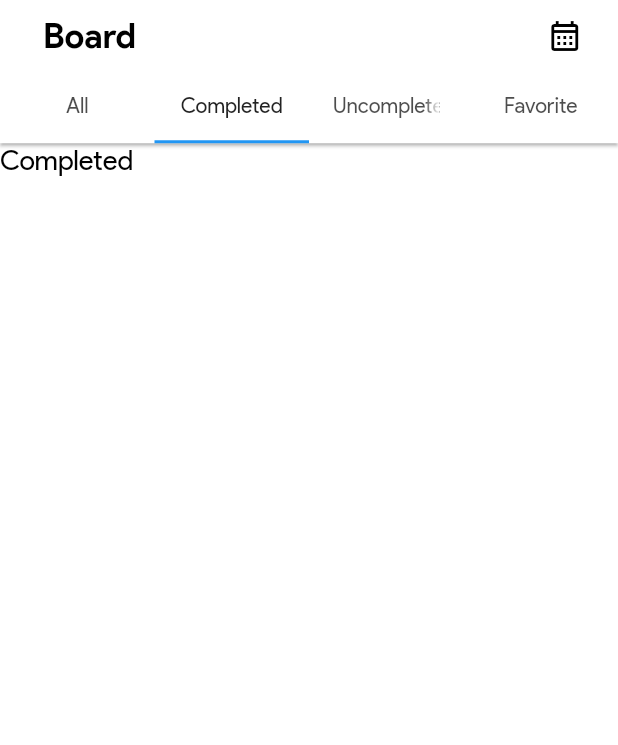
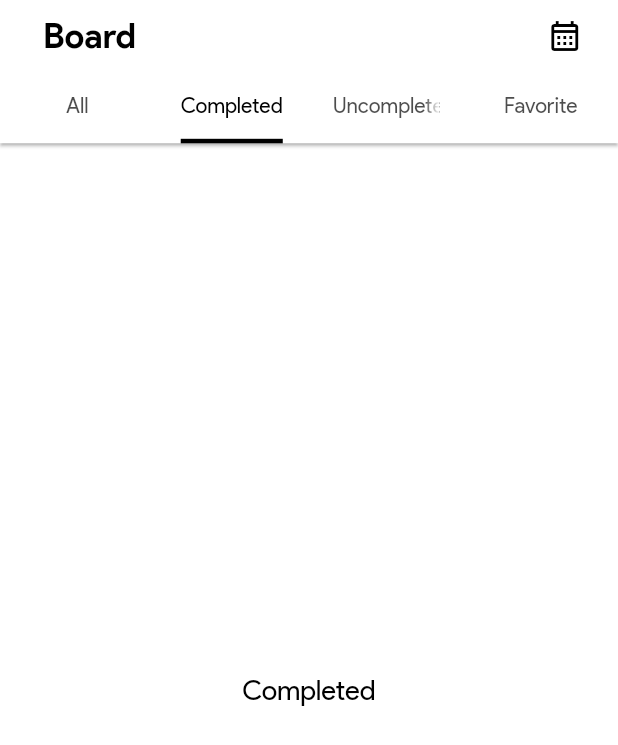
Before and after one commit to umrhsn/ToDoApp, a Flutter app: the screen it shows after launch, tab 2 chosen, on a phone screen of 412 x 824 dp. Shown: the top 745 px of the screen. Run offline on Flutter 3.47's test engine with Material 2 defaults, Android fonts, the light colour scheme and no system bars; our stand-ins replace equatable, flutter_bloc, flutter_screenutil.

Commit message:
added TabBar with custom theme

```diff
--- a/lib/src/config/themes/app_theme.dart
+++ b/lib/src/config/themes/app_theme.dart
@@ -1,6 +1,7 @@
 import 'package:flutter/material.dart';
 import 'package:flutter_screenutil/flutter_screenutil.dart';
 import 'package:to_do_app/src/config/themes/widgets/app_bar_theme.dart';
+import 'package:to_do_app/src/config/themes/widgets/tab_bar_theme.dart';
 import 'package:to_do_app/src/core/utils/app_colors.dart';
 import 'package:to_do_app/src/core/utils/app_strings.dart';
 
@@ -9,7 +10,9 @@ class AppThemes {
     return ThemeData(
       brightness: isLight ? Brightness.light : Brightness.dark,
       appBarTheme: AppBarThemes.appBarTheme(isLight: isLight),
+      tabBarTheme: TabBarThemes.tabBarTheme(isLight: isLight),
       primaryColor: AppColors.primary,
+      primarySwatch: AppColors.primarySwatch,
       scaffoldBackgroundColor: isLight ? Colors.white : Colors.black,
       fontFamily: AppStrings.fontFamily,
       textTheme: TextTheme(
--- a/lib/src/config/themes/widgets/app_bar_theme.dart
+++ b/lib/src/config/themes/widgets/app_bar_theme.dart
@@ -1,30 +1,14 @@
 import 'package:flutter/material.dart';
-import 'package:flutter/services.dart';
 import 'package:flutter_screenutil/flutter_screenutil.dart';
+import 'package:to_do_app/src/config/themes/widgets/system_overlay_style.dart';
+import 'package:to_do_app/src/core/utils/app_colors.dart';
 import 'package:to_do_app/src/core/utils/app_strings.dart';
 
 class AppBarThemes {
   static AppBarTheme appBarTheme({required bool isLight}) {
-    SystemUiOverlayStyle systemOverlayStyle = isLight
-        ? const SystemUiOverlayStyle(
-            systemNavigationBarColor: Colors.transparent,
-            systemNavigationBarDividerColor: Colors.transparent,
-            systemNavigationBarIconBrightness: Brightness.dark,
-            statusBarColor: Colors.transparent,
-            statusBarBrightness: Brightness.light,
-            statusBarIconBrightness: Brightness.dark,
-          )
-        : const SystemUiOverlayStyle(
-            systemNavigationBarColor: Colors.transparent,
-            systemNavigationBarDividerColor: Colors.transparent,
-            systemNavigationBarIconBrightness: Brightness.light,
-            statusBarColor: Colors.transparent,
-            statusBarBrightness: Brightness.dark,
-            statusBarIconBrightness: Brightness.light,
-          );
-
     return AppBarTheme(
-      systemOverlayStyle: systemOverlayStyle,
+      systemOverlayStyle:
+          AppSystemUiOverlayStyle.setSystemUiOverlayStyle(isLight: isLight),
       backgroundColor: isLight ? Colors.white : Colors.black,
       titleSpacing: 25.w,
       titleTextStyle: TextStyle(
@@ -37,7 +21,7 @@ class AppBarThemes {
         color: isLight ? Colors.black : Colors.white,
       ),
       elevation: 1,
-      shadowColor: isLight ? Colors.grey.shade500 : Colors.grey.shade200,
+      shadowColor: isLight ? AppColors.shadowLight : AppColors.shadowDark,
     );
   }
 }
--- /dev/null
+++ b/lib/src/config/themes/widgets/system_overlay_style.dart
@@ -0,0 +1,29 @@
+import 'package:flutter/material.dart';
+import 'package:flutter/services.dart';
+
+class AppSystemUiOverlayStyle {
+  static const light = SystemUiOverlayStyle(
+    systemNavigationBarColor: Colors.transparent,
+    systemNavigationBarDividerColor: Colors.transparent,
+    systemNavigationBarIconBrightness: Brightness.dark,
+    statusBarColor: Colors.transparent,
+    statusBarBrightness: Brightness.light,
+    statusBarIconBrightness: Brightness.dark,
+  );
+
+  static const dark = SystemUiOverlayStyle(
+    systemNavigationBarColor: Colors.transparent,
+    systemNavigationBarDividerColor: Colors.transparent,
+    systemNavigationBarIconBrightness: Brightness.light,
+    statusBarColor: Colors.transparent,
+    statusBarBrightness: Brightness.dark,
+    statusBarIconBrightness: Brightness.light,
+  );
+
+  static SystemUiOverlayStyle setSystemUiOverlayStyle({required bool isLight}) {
+    SystemUiOverlayStyle systemOverlayStyle = isLight
+        ? AppSystemUiOverlayStyle.light
+        : AppSystemUiOverlayStyle.dark;
+    return systemOverlayStyle;
+  }
+}
--- /dev/null
+++ b/lib/src/config/themes/widgets/tab_bar_theme.dart
@@ -0,0 +1,21 @@
+import 'package:flutter/material.dart';
+import 'package:to_do_app/src/core/utils/app_colors.dart';
+
+class TabBarThemes {
+  static TabBarTheme tabBarTheme({required bool isLight}) {
+    return TabBarTheme(
+      indicator: BoxDecoration(
+        border: Border(
+          bottom: BorderSide(
+            color: isLight ? Colors.black : Colors.white,
+            width: 3,
+          ),
+        ),
+        // TODO: can't give a borderRadius to a non-uniform border
+        // borderRadius: BorderRadius.circular(10),
+      ),
+      labelColor: isLight ? Colors.black : Colors.white,
+      indicatorSize: TabBarIndicatorSize.label,
+    );
+  }
+}
--- a/lib/src/core/utils/app_colors.dart
+++ b/lib/src/core/utils/app_colors.dart
@@ -2,4 +2,7 @@ import 'package:flutter/material.dart';
 
 class AppColors {
   static const Color primary = Color(0xFF6FC26D);
+  static const MaterialColor primarySwatch = Colors.green;
+  static Color shadowLight = Colors.grey.shade500;
+  static Color shadowDark = Colors.grey.shade200;
 }
--- /dev/null
+++ b/lib/src/core/utils/app_constants.dart
@@ -0,0 +1,11 @@
+import 'package:flutter/material.dart';
+import 'package:to_do_app/src/core/utils/app_colors.dart';
+
+class AppConstants {
+  static const List<Widget> boardTabsList = [
+    Tab(text: 'All'),
+    Tab(text: 'Completed'),
+    Tab(text: 'Uncompleted'),
+    Tab(text: 'Favorite'),
+  ];
+}
--- a/lib/src/core/widgets/app_bar_widget.dart
+++ b/lib/src/core/widgets/app_bar_widget.dart
@@ -1,5 +1,6 @@
 import 'package:flutter/material.dart';
 import 'package:flutter_screenutil/flutter_screenutil.dart';
+import 'package:to_do_app/src/core/utils/app_strings.dart';
 
 class AppBarWidget extends StatelessWidget with PreferredSizeWidget {
   bool hasLeadingIcon;
@@ -10,6 +11,7 @@ class AppBarWidget extends StatelessWidget with PreferredSizeWidget {
   final IconData? trailingIcon;
   Function? trailingIconOnTap;
   TabBar? bottom;
+  double toolbarHeight;
 
   AppBarWidget({
     Key? key,
@@ -21,6 +23,7 @@ class AppBarWidget extends StatelessWidget with PreferredSizeWidget {
     this.trailingIcon,
     this.trailingIconOnTap,
     this.bottom,
+    this.toolbarHeight = kToolbarHeight,
   }) : super(key: key);
 
   @override
@@ -57,5 +60,5 @@ class AppBarWidget extends StatelessWidget with PreferredSizeWidget {
   }
 
   @override
-  Size get preferredSize => Size.fromHeight(80.h);
+  Size get preferredSize => Size.fromHeight(toolbarHeight);
 }
--- a/lib/src/features/board/presentation/screens/board_screen.dart
+++ b/lib/src/features/board/presentation/screens/board_screen.dart
@@ -1,4 +1,6 @@
 import 'package:flutter/material.dart';
+import 'package:flutter_screenutil/flutter_screenutil.dart';
+import 'package:to_do_app/src/core/utils/app_constants.dart';
 import 'package:to_do_app/src/core/utils/app_strings.dart';
 import 'package:to_do_app/src/core/widgets/app_bar_widget.dart';
 import 'package:to_do_app/src/features/board/presentation/widgets/board_content.dart';
@@ -16,17 +18,12 @@ class _BoardScreenState extends State<BoardScreen> {
   }
 
   final appBar = AppBarWidget(
-      title: AppStrings.boardScreenTitle,
-      hasActions: true,
-      trailingIcon: Icons.calendar_month_outlined,
-      bottom: const TabBar(
-        tabs: [
-          Tab(text: 'All'),
-          Tab(text: 'Completed'),
-          Tab(text: 'Uncompleted'),
-          Tab(text: 'Favorite'),
-        ],
-      ));
+    toolbarHeight: 80.h,
+    title: AppStrings.boardScreenTitle,
+    hasActions: true,
+    trailingIcon: Icons.calendar_month_outlined,
+    bottom: const TabBar(tabs: AppConstants.boardTabsList),
+  );
 
   @override
   Widget build(BuildContext context) {
--- a/lib/src/features/board/presentation/widgets/board_content.dart
+++ b/lib/src/features/board/presentation/widgets/board_content.dart
@@ -7,10 +7,10 @@ class BoardContent extends StatelessWidget {
   Widget build(BuildContext context) {
     return const TabBarView(
       children: [
-        Text('All'),
-        Text('Completed'),
-        Text('Uncompleted'),
-        Text('Favorite'),
+        Center(child: Text('All')),
+        Center(child: Text('Completed')),
+        Center(child: Text('Uncompleted')),
+        Center(child: Text('Favorite')),
       ],
     );
   }
```
